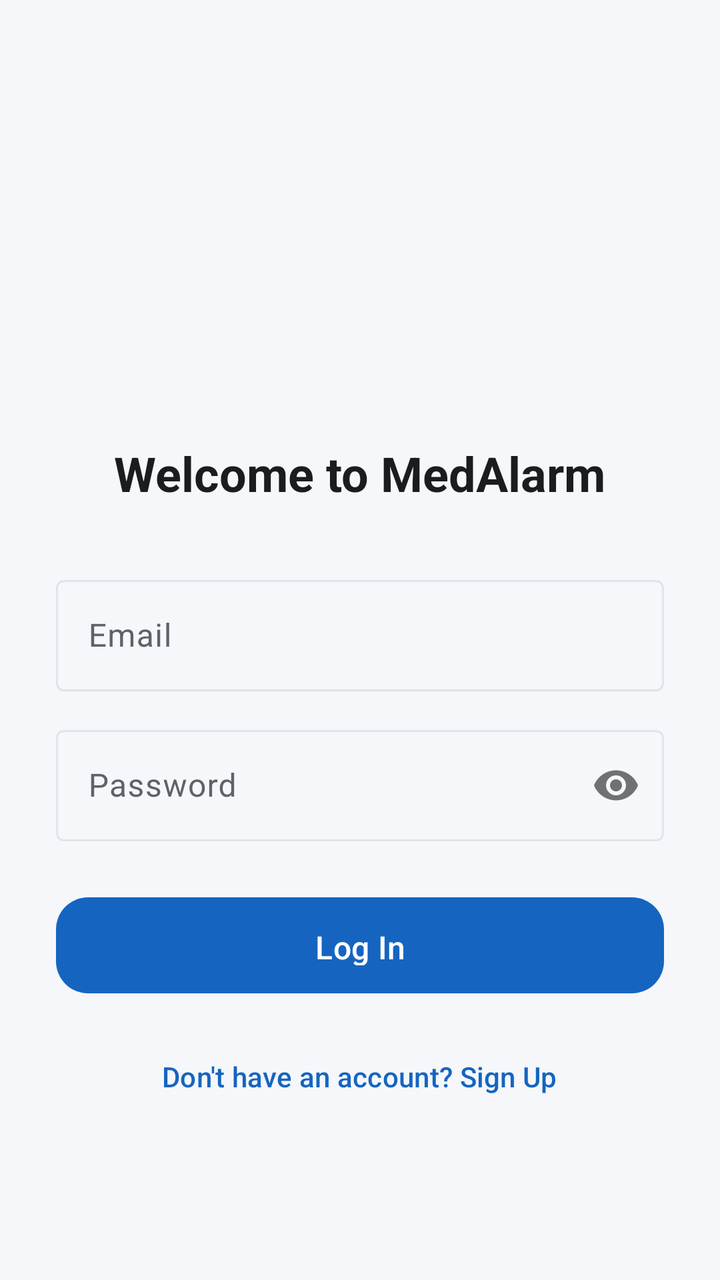
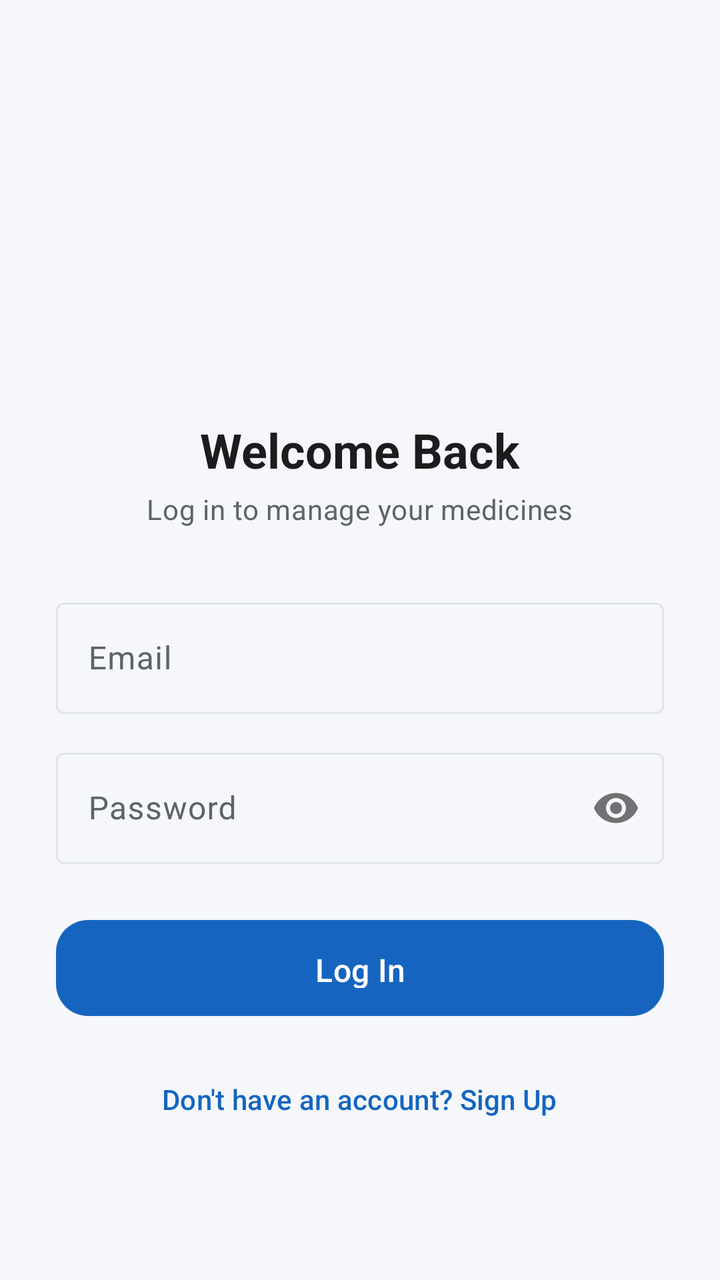

Two renders of the same Android screen: before a commit and after it. Below are the layout's source before the change and the commit's diff.
<!-- AndroidManifest.xml: application theme Theme.ESPMEDALARM -->
<!-- res/layout/activity_login.xml -->
<?xml version="1.0" encoding="utf-8"?>
<androidx.core.widget.NestedScrollView
    xmlns:android="http://schemas.android.com/apk/res/android"
    xmlns:app="http://schemas.android.com/apk/res-auto"
    android:layout_width="match_parent"
    android:layout_height="match_parent"
    android:background="@color/background_light_gray"
    android:fillViewport="true">

    <LinearLayout
        android:layout_width="match_parent"
        android:layout_height="wrap_content"
        android:orientation="vertical"
        android:gravity="center"
        android:padding="28dp">

        <ImageView
            android:layout_width="72dp"
            android:layout_height="72dp"
            android:layout_marginTop="48dp"
            android:src="@drawable/ic_launcher_round"
            android:contentDescription="ESPMEDALARM" />
            

        <TextView
            android:layout_width="wrap_content"
            android:layout_height="wrap_content"
            android:layout_marginTop="16dp"
            android:text="Welcome to MedAlarm"
            android:textAppearance="@style/Text.Headline" />

        <com.google.android.material.textfield.TextInputLayout
            style="@style/Widget.Material3.TextInputLayout.OutlinedBox"
            android:layout_width="match_parent"
            android:layout_height="wrap_content"
            android:layout_marginTop="32dp"
            android:hint="Email">

            <com.google.android.material.textfield.TextInputEditText
                android:id="@+id/etEmail"
                android:layout_width="match_parent"
                android:layout_height="wrap_content"
                android:inputType="textEmailAddress" />
        </com.google.android.material.textfield.TextInputLayout>

        <com.google.android.material.textfield.TextInputLayout
            style="@style/Widget.Material3.TextInputLayout.OutlinedBox"
            android:layout_width="match_parent"
            android:layout_height="wrap_content"
            android:layout_marginTop="14dp"
            app:passwordToggleEnabled="true"
            android:hint="Password">

            <com.google.android.material.textfield.TextInputEditText
                android:id="@+id/etPassword"
                android:layout_width="match_parent"
                android:layout_height="wrap_content"
                android:inputType="textPassword" />
        </com.google.android.material.textfield.TextInputLayout>

        <com.google.android.material.button.MaterialButton
            android:id="@+id/btnLogin"
            style="@style/Widget.App.Button"
            android:layout_width="match_parent"
            android:layout_height="56dp"
            android:layout_marginTop="24dp"
            android:text="Log In"
            android:textSize="16sp" />

        <TextView
            android:id="@+id/txtGoToSignup"
            android:layout_width="wrap_content"
            android:layout_height="wrap_content"
            android:layout_marginTop="20dp"
            android:padding="8dp"
            android:background="?attr/selectableItemBackground"
            android:text="Don't have an account? Sign Up"
            android:textColor="@color/primary"
            android:textAppearance="@style/Text.Label" />

    </LinearLayout>
</androidx.core.widget.NestedScrollView>
<!-- resources referenced by this layout -->
<resources>
  <color name="background_light_gray">#F5F7FA</color>
  <color name="primary">#1565C0</color>
  <!-- drawable ic_launcher_round (drawable) -->
  <?xml version="1.0" encoding="utf-8"?>
  <adaptive-icon xmlns:android="http://schemas.android.com/apk/res/android">
      <background android:drawable="@color/ic_launcher_background"/>
      <foreground android:drawable="@mipmap/ic_launcher_foreground"/>
      <monochrome android:drawable="@mipmap/ic_launcher_foreground"/>
  </adaptive-icon>
  <style name="Text.Headline" parent="TextAppearance.Material3.HeadlineSmall">
          <item name="android:textColor">@color/text_primary</item>
          <item name="android:textStyle">bold</item>
      </style>
  <style name="Text.Label" parent="TextAppearance.Material3.LabelLarge">
          <item name="android:textColor">@color/text_secondary</item>
      </style>
  <style name="Widget.App.Button" parent="Widget.Material3.Button">
          <item name="cornerRadius">16dp</item>
          <item name="android:textAllCaps">false</item>
          <item name="android:paddingTop">14dp</item>
          <item name="android:paddingBottom">14dp</item>
      </style>
  <style name="Theme.ESPMEDALARM" parent="Base.Theme.ESPMEDALARM" />
  <color name="ic_launcher_background">#FFFFFF</color>
  <color name="text_primary">#1A1C1E</color>
  <color name="text_secondary">#5F6368</color>
  <style name="Base.Theme.ESPMEDALARM" parent="Theme.Material3.DayNight.NoActionBar">
          <item name="colorPrimary">@color/primary</item>
          <item name="colorPrimaryVariant">@color/primary_dark</item>
          <item name="colorOnPrimary">@color/text_on_primary</item>
  
          <item name="colorSecondary">@color/accent_green</item>
          <item name="colorOnSecondary">@color/text_on_primary</item>
  
          <item name="colorError">@color/danger_red</item>
  
          <item name="android:colorBackground">@color/background_light_gray</item>
          <item name="colorSurface">@color/surface_white</item>
          <item name="colorOnSurface">@color/text_primary</item>
          <item name="colorOnSurfaceVariant">@color/text_secondary</item>
          <item name="colorOnBackground">@color/text_primary</item>
          <item name="colorOutline">@color/surface_outline</item>
  
          <item name="android:statusBarColor">@color/primary</item>
          <item name="android:windowLightStatusBar">false</item>
          <item name="android:navigationBarColor">@color/surface_white</item>
      </style>
  <color name="primary_dark">#0D47A1</color>
  <color name="text_on_primary">#FFFFFFFF</color>
  <color name="accent_green">#2E7D32</color>
  <color name="danger_red">#D32F2F</color>
  <color name="surface_white">#FFFFFFFF</color>
  <color name="surface_outline">#E1E4E8</color>
</resources>

<!-- the commit's change to res/layout/activity_login.xml (unified diff, before → after) -->
@@ -18,16 +18,23 @@
             android:layout_width="72dp"
             android:layout_height="72dp"
             android:layout_marginTop="48dp"
-            android:src="@drawable/ic_launcher_round"
-            android:contentDescription="ESPMEDALARM" />
-            
+            android:src="@drawable/ic_launcher"
+            android:contentDescription="ESPMEDALARM"
+            />
 
         <TextView
             android:layout_width="wrap_content"
             android:layout_height="wrap_content"
             android:layout_marginTop="16dp"
-            android:text="Welcome to MedAlarm"
+            android:text="Welcome Back"
             android:textAppearance="@style/Text.Headline" />
+
+        <TextView
+            android:layout_width="wrap_content"
+            android:layout_height="wrap_content"
+            android:layout_marginTop="4dp"
+            android:text="Log in to manage your medicines"
+            android:textAppearance="@style/Text.Body" />
 
         <com.google.android.material.textfield.TextInputLayout
             style="@style/Widget.Material3.TextInputLayout.OutlinedBox"
<!-- resource entries referenced after the edit -->
@@ -2,13 +2,16 @@
 <resources>
   <color name="background_light_gray">#F5F7FA</color>
   <color name="primary">#1565C0</color>
-  <!-- drawable ic_launcher_round (drawable) -->
+  <!-- drawable ic_launcher (drawable) -->
   <?xml version="1.0" encoding="utf-8"?>
   <adaptive-icon xmlns:android="http://schemas.android.com/apk/res/android">
       <background android:drawable="@color/ic_launcher_background"/>
       <foreground android:drawable="@mipmap/ic_launcher_foreground"/>
       <monochrome android:drawable="@mipmap/ic_launcher_foreground"/>
   </adaptive-icon>
+  <style name="Text.Body" parent="TextAppearance.Material3.BodyMedium">
+          <item name="android:textColor">@color/text_secondary</item>
+      </style>
   <style name="Text.Headline" parent="TextAppearance.Material3.HeadlineSmall">
           <item name="android:textColor">@color/text_primary</item>
           <item name="android:textStyle">bold</item>
